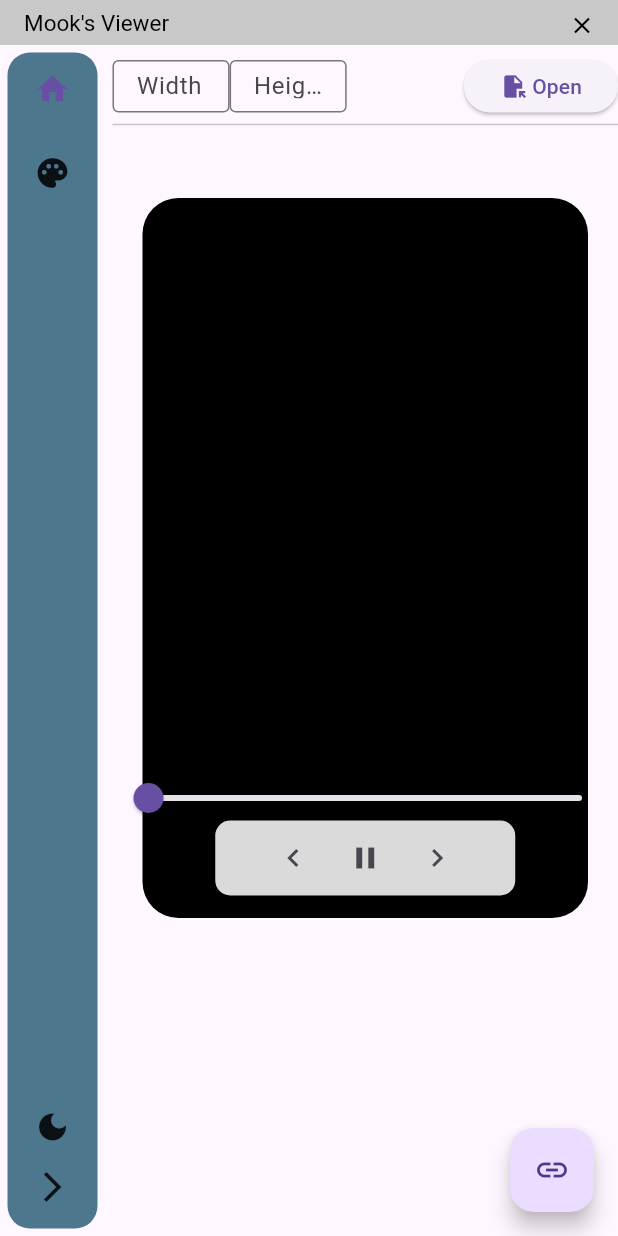
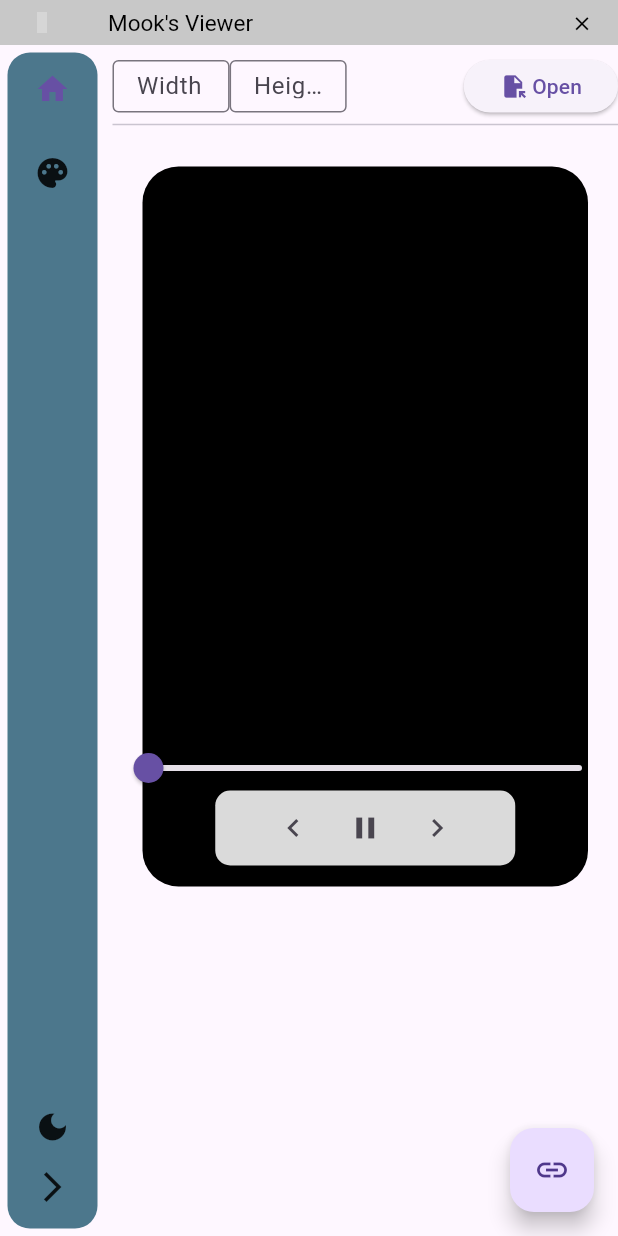
Before and after one commit to J-Mook/MrawViewer, a Flutter app: the screen it shows after launch, after a tap on the "play arrow" icon, on a phone screen of 412 x 824 dp. Run offline on Flutter 3.47's test engine with Material 3 defaults, Android fonts, the phone set to English and light mode, and no system bars; drawn by our look-alikes of sidebarx; our stand-ins replace file_picker, fixnum, simple_icons; missing offline and left inert: desktop_drop, protobuf, rinf, window_manager; statements that could not run were skipped; grey boxes are pictures that could not be loaded.

Commit message:
💄 윈도우

```diff
--- a/lib/ViewerPage.dart
+++ b/lib/ViewerPage.dart
@@ -98,7 +98,7 @@ class _ViewerBodyState extends State<ViewerBody> {
           ),
         ),
         Divider(),
-        Text(mrawpath),
+        // Text(mrawpath),
         Stack(
           children: [
             Center(child: VideoArea()),
@@ -197,7 +197,8 @@ class _PlayControllerState extends State<PlayController> {
       onExit: (event) { context.read<RawImageProvider>().setHover(false); },
       child: Column(
         children: [
-          SizedBox(height: rawImageProvider.height > (controllerSize + siderSize) ? rawImageProvider.height - (controllerSize + siderSize) : 0,),
+          Text(context.watch<RawImageProvider>().filepath),
+          SizedBox(height: rawImageProvider.height > (controllerSize + siderSize + 20) ? rawImageProvider.height - (controllerSize + siderSize + 20) : 0,),
           SizedBox(
             height: siderSize,
             width: rawImageProvider.width.toDouble(),
@@ -227,7 +228,6 @@ class _PlayControllerState extends State<PlayController> {
             child: Row(
               mainAxisAlignment: MainAxisAlignment.center,
               children: [
-                Text(context.watch<RawImageProvider>().filepath),
                 // IconButton(
                 //   onPressed:() {
                 //     MessagePlayControl(cmd: 'Stop', data: 0).sendSignalToRust(null);
--- a/lib/main.dart
+++ b/lib/main.dart
@@ -1,19 +1,14 @@
-import 'dart:ffi';
 import 'dart:io';
 
 import 'package:provider/provider.dart';
 import 'package:flutter/cupertino.dart';
 import 'package:flutter/material.dart';
 import 'package:flutter/widgets.dart';
-import 'package:rinf/rinf.dart';
-import 'package:file_picker/file_picker.dart';
 import 'package:window_manager/window_manager.dart';
-import 'package:desktop_drop/desktop_drop.dart';
 import 'package:sidebarx/sidebarx.dart';
-
+import 'package:simple_icons/simple_icons.dart';
 
 import './messages/generated.dart';
-import './messages/mooksviewer.pb.dart';
 
 import './RGBpage.dart';
 import './ViewerPage.dart';
@@ -23,21 +18,21 @@ import 'provider/rawimageprovider.dart';
 void main() async {
   await initializeRust();
 
-  WidgetsFlutterBinding.ensureInitialized();
-  await WindowManager.instance.ensureInitialized();
-  windowManager.waitUntilReadyToShow().then((_) async {
-    await windowManager.setTitleBarStyle(
-      TitleBarStyle.hidden,
-      windowButtonVisibility: false,
-    );
-    // await windowManager.setMinimumSize(const Size(500, 600));
-    await windowManager.show();
-    await windowManager.focus();
-    await windowManager.setPreventClose(true);
-    await windowManager.setSkipTaskbar(false);
-  });
+  // WidgetsFlutterBinding.ensureInitialized();
+  // await WindowManager.instance.ensureInitialized();
+  // windowManager.waitUntilReadyToShow().then((_) async {
+  //   await windowManager.setTitleBarStyle(
+  //     TitleBarStyle.hidden,
+  //     windowButtonVisibility: false,
+  //   );
+  //   // await windowManager.setMinimumSize(const Size(500, 600));
+  //   await windowManager.show();
+  //   await windowManager.focus();
+  //   await windowManager.setPreventClose(true);
+  //   await windowManager.setSkipTaskbar(false);
+  // });
+  // await windowManager.ensureInitialized();
 
-  // await windowManager.ensureInitialized();
   // WindowOptions windowOptions = WindowOptions(
   //   // size: Size(800, 600),
   //   center: true,
@@ -104,11 +99,11 @@ class MRawViewer extends StatelessWidget {
         foregroundColor: themeProvider.isDarkMode ? Color.fromARGB(255, 100, 100, 100) : Color.fromARGB(255, 200, 200, 200),
         // backgroundColor: themeProvider.isDarkMode ? Color.fromARGB(64, 255, 255, 255) : Color.fromARGB(164, 0, 0, 0),
         // foregroundColor: themeProvider.isDarkMode ? Color.fromARGB(64, 255, 255, 255) : Color.fromARGB(164, 0, 0, 0),
-        // leading: IconButton(
-        //     onPressed:() => exit(0),
-        //     icon: const Icon(Icons.close),
-        //     iconSize: 18,
-        //   ),
+        leading: IconButton(
+            onPressed:() => exit(0),
+            icon: Icon(SimpleIcons.flutter, color: themeProvider.isDarkMode ? Colors.white : Colors.black,),
+            iconSize: 15,
+          ),
         actions: <Widget>[
           // Text("Dark Mode "),
           // Switch(
@@ -128,7 +123,7 @@ class MRawViewer extends StatelessWidget {
           IconButton(
             onPressed:() => exit(0),
             icon: Icon(Icons.close, color: themeProvider.isDarkMode ? Colors.white : Colors.black,),
-            iconSize: 18,
+            iconSize: 15,
           ),
         ],
       ),
```
Also changed, not shown: pubspec.yaml (+4 -3 lines).
